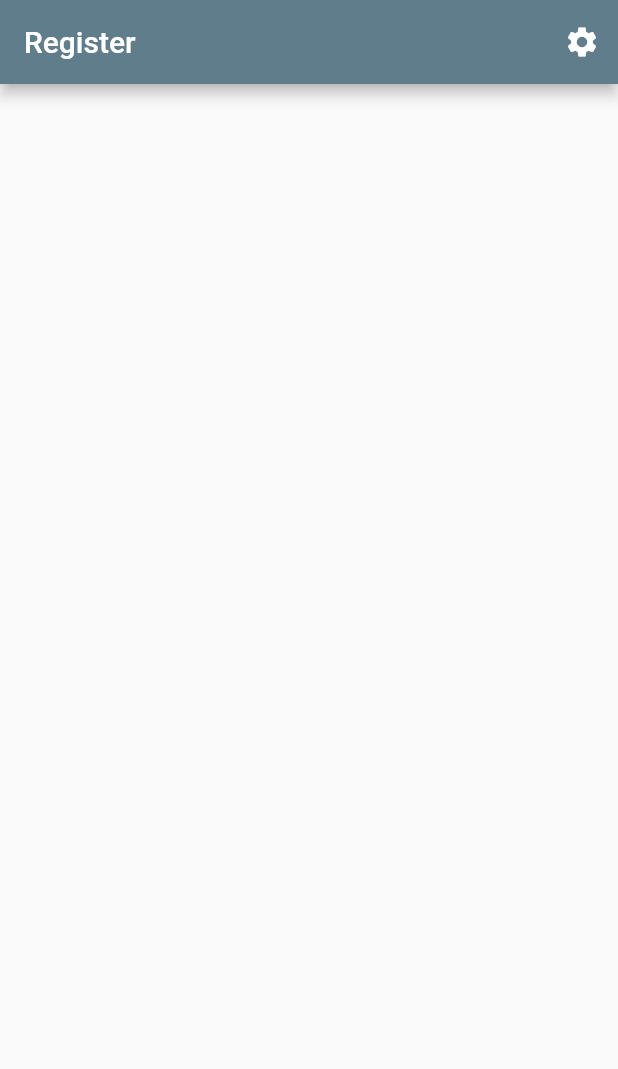
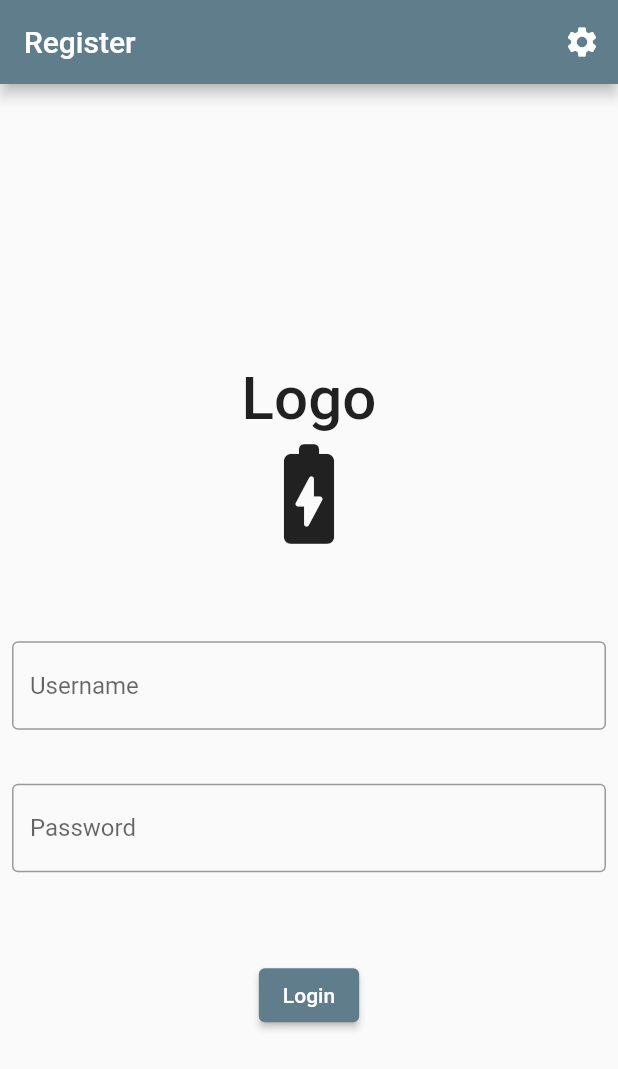
Before and after one commit to Chnapik/lp_app, a Flutter app: the RegistrationPage screen opened directly, on a phone screen of 412 x 824 dp. Shown: the top 1069 px of the screen. Run offline on Flutter 3.47's test engine with Material 2 defaults, Android fonts, the phone set to English and light mode, and no system bars.

Commit message:
added scaffold body and registration button
Relates: #14

```diff
--- a/lib/screens/registration_page.dart
+++ b/lib/screens/registration_page.dart
@@ -1,5 +1,6 @@
 import 'package:flutter/material.dart';
 import 'package:lp_app/screens/app_bar.dart';
+import 'package:lp_app/screens/main_route.dart';
 
 class RegistrationPage extends StatelessWidget {
   const RegistrationPage({super.key});
@@ -8,6 +9,67 @@ class RegistrationPage extends StatelessWidget {
   Widget build(BuildContext context) {
     return Scaffold(
       appBar: MyAppBar(appBarTitle: 'Register'),
+      body: SafeArea(
+        child: Center(
+          child: SingleChildScrollView(
+            child: Column(
+              mainAxisAlignment: MainAxisAlignment.center,
+              children: [
+                const SizedBox(
+                  height: 50.0,
+                ),
+                const Text(
+                  'Logo',
+                  style: TextStyle(
+                    fontSize: 40.0,
+                    fontWeight: FontWeight.w500,
+                  ),
+                ),
+                const Icon(
+                  Icons.battery_charging_full_rounded,
+                  size: 80.0,
+                ),
+                const SizedBox(
+                  height: 50.0,
+                ),
+                Padding(
+                  padding: const EdgeInsets.all(8.0),
+                  child: TextFormField(
+                    decoration: const InputDecoration(
+                      hintText: 'Username',
+                      border: OutlineInputBorder(),
+                    ),
+                  ),
+                ),
+                const SizedBox(
+                  height: 20.0,
+                ),
+                Padding(
+                  padding: const EdgeInsets.all(8.0),
+                  child: TextFormField(
+                    decoration: const InputDecoration(
+                      hintText: 'Password',
+                      border: OutlineInputBorder(),
+                    ),
+                  ),
+                ),
+                const SizedBox(
+                  height: 50.0,
+                ),
+                Builder(builder: (context) {
+                  return ElevatedButton(
+                    onPressed: () {
+                      Navigator.of(context).push(MaterialPageRoute(
+                          builder: (context) => const MainRoute()));
+                    },
+                    child: const Text('Login'),
+                  );
+                }),
+              ],
+            ),
+          ),
+        ),
+      ),
     );
   }
 }
```
Also changed, not shown: lib/screens/login_page.dart (+20 -7 lines).
